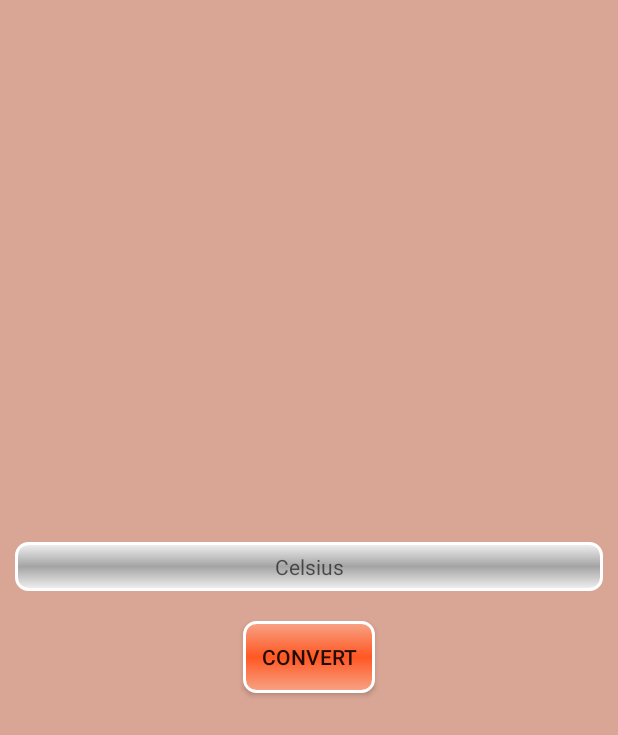
After one commit to Mrrobi/MAD-Demo-Task, an Android app: the cvsf screen opened directly, with no data from a screen before it, on a phone screen of 412 x 824 dp. The commit adds this screen. Shown: the top 735 px of the screen. Run offline under Robolectric (Android 15) with nearby library versions, the phone set to English and light mode, and no system bars.

Commit message:
5th Push Button Action added

```diff
--- /dev/null
+++ b/app/src/main/java/tech/mrrobi/app/maddemotask/cvsf.java
@@ -0,0 +1,14 @@
+package tech.mrrobi.app.maddemotask;
+
+import androidx.appcompat.app.AppCompatActivity;
+
+import android.os.Bundle;
+
+public class cvsf extends AppCompatActivity {
+
+    @Override
+    protected void onCreate(Bundle savedInstanceState) {
+        super.onCreate(savedInstanceState);
+        setContentView(R.layout.activity_cvsf);
+    }
+}
--- a/app/src/main/java/tech/mrrobi/app/maddemotask/splash.java
+++ b/app/src/main/java/tech/mrrobi/app/maddemotask/splash.java
@@ -30,7 +30,7 @@ public class splash extends AppCompatActivity {
                 startActivity(intent);
                 finish();
             }
-        },3000);
+        },1500);
 
     }
 }
--- /dev/null
+++ b/app/src/main/res/layout/activity_cvsf.xml
@@ -0,0 +1,39 @@
+<?xml version="1.0" encoding="utf-8"?>
+<RelativeLayout xmlns:android="http://schemas.android.com/apk/res/android"
+    xmlns:app="http://schemas.android.com/apk/res-auto"
+    xmlns:tools="http://schemas.android.com/tools"
+    android:layout_width="match_parent"
+    android:layout_height="match_parent"
+    android:background="@color/bg"
+    android:gravity="center"
+    tools:context=".cvsf">
+
+    <LinearLayout
+        android:layout_width="match_parent"
+        android:layout_height="wrap_content"
+        android:weightSum="2"
+        android:gravity="center"
+        android:orientation="vertical"
+        >
+        <TextView
+            android:layout_width="match_parent"
+            android:layout_height="wrap_content"
+            android:layout_weight="1"
+            android:gravity="center"
+            android:hint="Celsius"
+            android:background="@drawable/btn_disabled"
+            android:layout_margin="10dp">
+        </TextView>
+
+        <Button
+            android:layout_width="wrap_content"
+            android:layout_height="wrap_content"
+            android:layout_weight="1"
+            android:layout_margin="10dp"
+            android:background="@drawable/btn"
+            android:text="Convert">
+        </Button>
+
+    </LinearLayout>
+
+</RelativeLayout>
```
Also changed, not shown: app/src/main/AndroidManifest.xml (+8 -1 lines), app/src/main/java/tech/mrrobi/app/maddemotask/MainActivity.java (+23 -0 lines), app/src/main/java/tech/mrrobi/app/maddemotask/fvsc.java (added, +14 -0 lines), app/src/main/res/layout/activity_fvsc.xml (added, +39 -0 lines).
